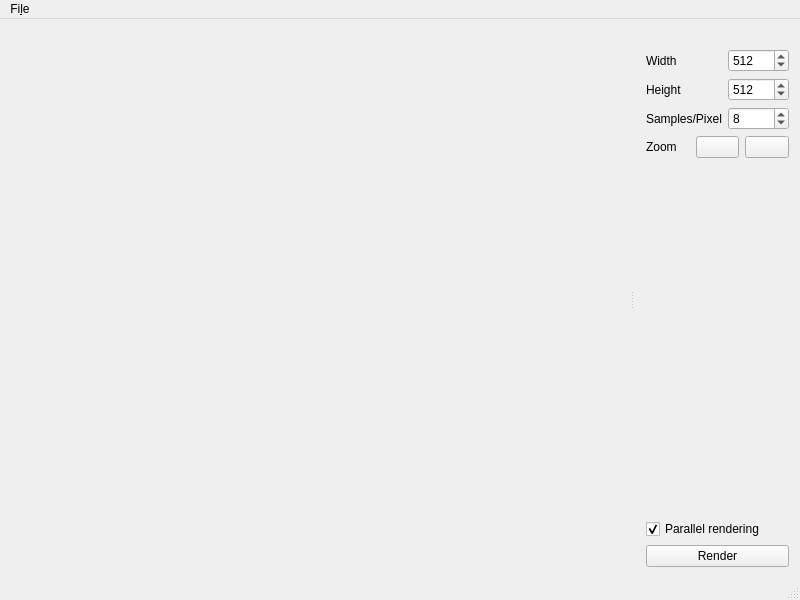
Old version of the form src/gui/mainwindow.ui in the repository Yt-trium/Couscous-raytracer.
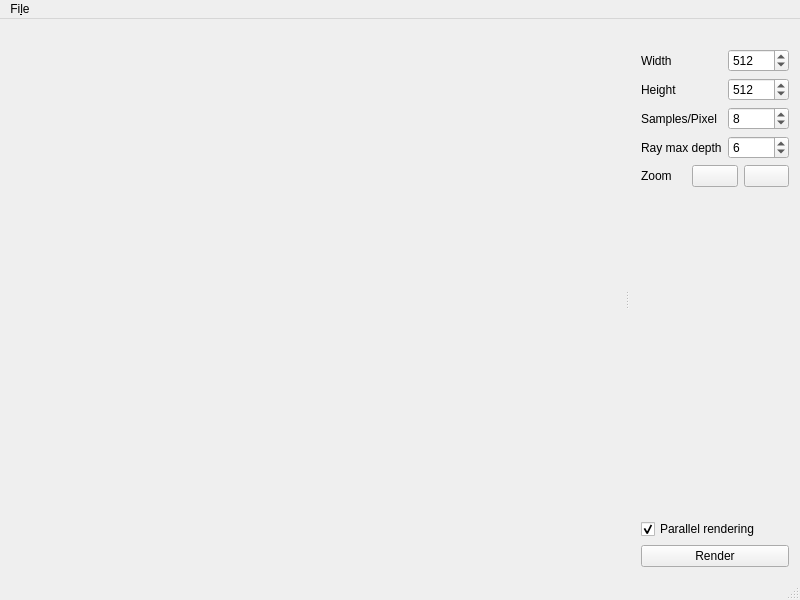
New version of the form. Icons and pictures are not drawn.

Commit message: add ray max depth to gui parameter

```diff
--- a/src/gui/mainwindow.ui
+++ b/src/gui/mainwindow.ui
@@ -72,7 +72,7 @@
    </attribute>
    <widget class="QWidget" name="dockWidgetContents">
     <layout class="QGridLayout" name="gridLayout_2">
-     <item row="3" column="0" colspan="2">
+     <item row="4" column="0" colspan="2">
       <layout class="QHBoxLayout" name="horizontalLayout">
        <property name="sizeConstraint">
         <enum>QLayout::SetDefaultConstraint</enum>
@@ -108,7 +108,20 @@
        </item>
       </layout>
      </item>
-     <item row="4" column="0" colspan="2">
+     <item row="1" column="1">
+      <widget class="QSpinBox" name="spinBox_height">
+       <property name="minimum">
+        <number>1</number>
+       </property>
+       <property name="maximum">
+        <number>10000</number>
+       </property>
+       <property name="value">
+        <number>512</number>
+       </property>
+      </widget>
+     </item>
+     <item row="5" column="0" colspan="2">
       <spacer name="verticalSpacer">
        <property name="orientation">
         <enum>Qt::Vertical</enum>
@@ -121,19 +134,6 @@
        </property>
       </spacer>
      </item>
-     <item row="1" column="1">
-      <widget class="QSpinBox" name="spinBox_height">
-       <property name="minimum">
-        <number>1</number>
-       </property>
-       <property name="maximum">
-        <number>10000</number>
-       </property>
-       <property name="value">
-        <number>512</number>
-       </property>
-      </widget>
-     </item>
      <item row="0" column="0">
       <widget class="QLabel" name="label_width">
        <property name="text">
@@ -181,14 +181,14 @@
        </property>
       </widget>
      </item>
-     <item row="6" column="0" colspan="2">
+     <item row="7" column="0" colspan="2">
       <widget class="QPushButton" name="pushButton_render">
        <property name="text">
         <string>Render</string>
        </property>
       </widget>
      </item>
-     <item row="5" column="0" colspan="2">
+     <item row="6" column="0" colspan="2">
       <widget class="QCheckBox" name="checkBox_parallel_rendering">
        <property name="text">
         <string>Parallel rendering</string>
@@ -198,6 +198,26 @@
        </property>
       </widget>
      </item>
+     <item row="3" column="0">
+      <widget class="QLabel" name="label_ray_max_depth">
+       <property name="text">
+        <string>Ray max depth</string>
+       </property>
+      </widget>
+     </item>
+     <item row="3" column="1">
+      <widget class="QSpinBox" name="spinBox_ray_max_depth">
+       <property name="minimum">
+        <number>1</number>
+       </property>
+       <property name="maximum">
+        <number>1000</number>
+       </property>
+       <property name="value">
+        <number>6</number>
+       </property>
+      </widget>
+     </item>
     </layout>
    </widget>
   </widget>
```
The commit also changes 3 other files.
